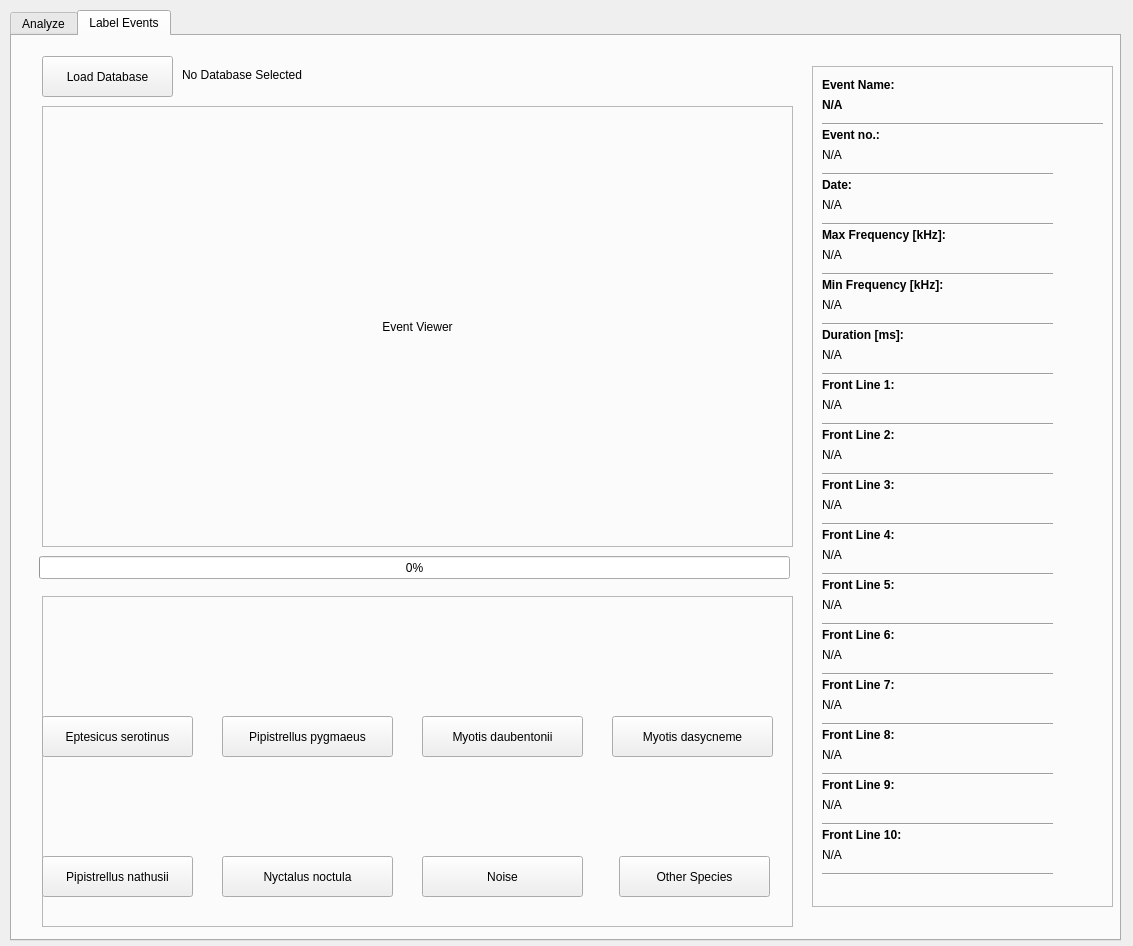
This is BatWindow.ui in AnochjhnIruthayam/Bat as Qt 5 draws it before an edit. The edited form follows.
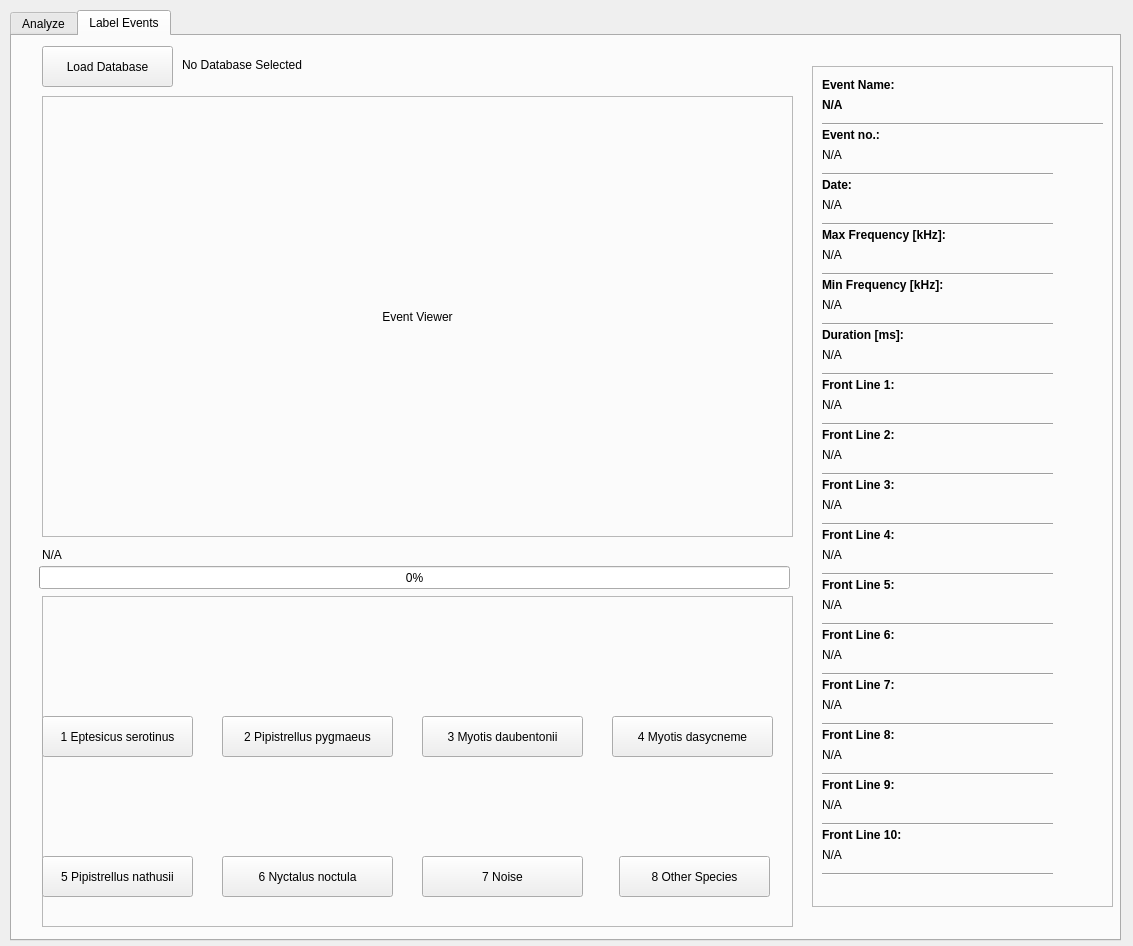
This is the edited form. The open tabs and pages were chosen to show the change. Icons and pictures are not drawn.

Commit message: - Keyboard Event keys added - End of labeling is handled now (disabling buttons and labels shows "N/A") - HDF5 database now flushes to disk for every 5th event and closes file at the end of labeling - More information added to GUI

The edit to the form file:
```diff
--- a/BatWindow.ui
+++ b/BatWindow.ui
@@ -88,7 +88,7 @@
       <property name="geometry">
        <rect>
         <x>30</x>
-        <y>20</y>
+        <y>10</y>
         <width>131</width>
         <height>41</height>
        </rect>
@@ -101,7 +101,7 @@
       <property name="geometry">
        <rect>
         <x>170</x>
-        <y>30</y>
+        <y>20</y>
         <width>611</width>
         <height>17</height>
        </rect>
@@ -857,7 +857,7 @@
       <property name="geometry">
        <rect>
         <x>30</x>
-        <y>70</y>
+        <y>60</y>
         <width>751</width>
         <height>441</height>
        </rect>
@@ -926,7 +926,7 @@
         </rect>
        </property>
        <property name="text">
-        <string>Noise</string>
+        <string>7 Noise</string>
        </property>
       </widget>
       <widget class="QLabel" name="label_image_MyotisDasycneme">
@@ -955,7 +955,7 @@
         </rect>
        </property>
        <property name="text">
-        <string>Myotis daubentonii</string>
+        <string>3 Myotis daubentonii</string>
        </property>
       </widget>
       <widget class="QLabel" name="label_image_PipistrellusPygmaeus">
@@ -1000,7 +1000,7 @@
         </rect>
        </property>
        <property name="text">
-        <string>Pipistrellus nathusii</string>
+        <string>5 Pipistrellus nathusii</string>
        </property>
       </widget>
       <widget class="QLabel" name="label_image_NyctalusNoctula">
@@ -1045,7 +1045,7 @@
         </rect>
        </property>
        <property name="text">
-        <string>Nyctalus noctula</string>
+        <string>6 Nyctalus noctula</string>
        </property>
       </widget>
       <widget class="QPushButton" name="button_MyotisDasycneme">
@@ -1058,7 +1058,7 @@
         </rect>
        </property>
        <property name="text">
-        <string>Myotis dasycneme</string>
+        <string>4 Myotis dasycneme</string>
        </property>
       </widget>
       <widget class="QPushButton" name="button_EptesicusSerotinus">
@@ -1071,7 +1071,7 @@
         </rect>
        </property>
        <property name="text">
-        <string>Eptesicus serotinus</string>
+        <string>1 Eptesicus serotinus</string>
        </property>
       </widget>
       <widget class="QPushButton" name="button_PipistrellusPygmaeus">
@@ -1084,7 +1084,7 @@
         </rect>
        </property>
        <property name="text">
-        <string>Pipistrellus pygmaeus</string>
+        <string>2 Pipistrellus pygmaeus</string>
        </property>
       </widget>
       <widget class="QPushButton" name="button_OtherSpecies">
@@ -1097,7 +1097,7 @@
         </rect>
        </property>
        <property name="text">
-        <string>Other Species</string>
+        <string>8 Other Species</string>
        </property>
       </widget>
      </widget>
@@ -1105,7 +1105,7 @@
       <property name="geometry">
        <rect>
         <x>27</x>
-        <y>520</y>
+        <y>530</y>
         <width>751</width>
         <height>23</height>
        </rect>
@@ -1114,6 +1114,19 @@
        <number>0</number>
       </property>
      </widget>
+     <widget class="QLabel" name="label_currentStatus">
+      <property name="geometry">
+       <rect>
+        <x>30</x>
+        <y>510</y>
+        <width>741</width>
+        <height>17</height>
+       </rect>
+      </property>
+      <property name="text">
+       <string>N/A</string>
+      </property>
+     </widget>
     </widget>
    </widget>
   </widget>
```
Left out of the diff: 23 changed lines with no effect on the pictures. The commit also changes 3 other files.
